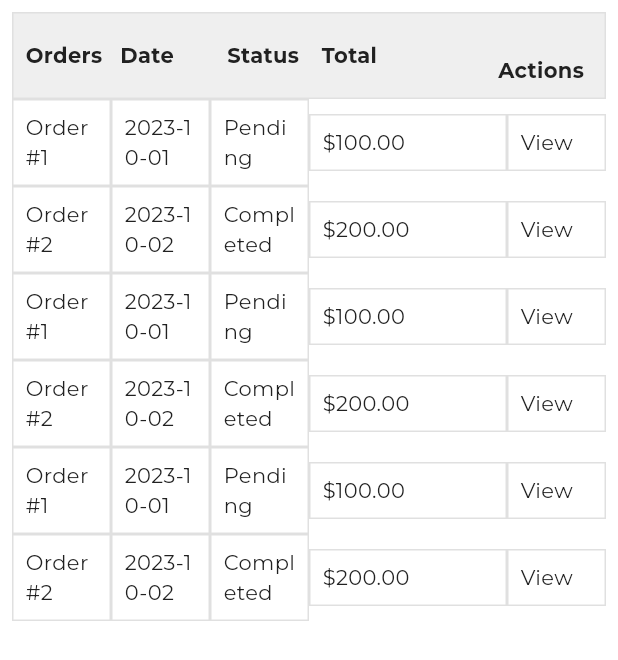
After one commit to keenly-digital/CertEmpire_simulation, a Flutter app: the OrderMainView screen opened directly, on a phone screen of 412 x 824 dp. The commit adds this screen. Shown: the top 660 px of the screen. Run offline on Flutter 3.47's test engine with Material 3 defaults, Android fonts, the phone set to English and light mode, and no system bars; our stand-ins replace bloc, dio, equatable, flutter_bloc, flutter_screenutil, flutter_svg and 8 more; missing offline and left inert: dart:html, flutter_quill, flutter_quill_extensions; accounts and stored records are empty.

Commit message:
order and download views done

```diff
--- a/lib/core/di/dependency_injection.dart
+++ b/lib/core/di/dependency_injection.dart
@@ -3,6 +3,7 @@ import 'package:get_it/get_it.dart';
 import '../../src/main/main_dependency.dart';
 import '../../src/my_reward/reward_dependency_injection.dart';
 import '../../src/my_tasks/my_task_depenency.dart';
+import '../../src/order/order_dependency_injection.dart';
 import '../../src/report_history/report_history_dependencies.dart';
 import '../../src/simulation/simulation_dependency.dart';
 import '../config/api/api_manager.dart';
@@ -24,6 +25,7 @@ Future<void> setupDependencies() async {
   taskDependencies();
   reportHistoryDependency();
   setupSimulationDependencies();
+  orderDependency();
 
   await getIt.allReady();
 }
--- a/lib/main.dart
+++ b/lib/main.dart
@@ -3,6 +3,7 @@ import 'dart:convert';
 import 'package:certempiree/src/main/presentation/bloc/navigation_cubit.dart';
 import 'package:certempiree/src/my_reward/presentation/bloc/report_bloc/get_all_reward_bloc.dart';
 import 'package:certempiree/src/my_tasks/presentation/bloc/get_all_task_bloc/get_all_task_bloc.dart';
+import 'package:certempiree/src/order/presentation/bloc/report_bloc/order_bloc.dart';
 import 'package:certempiree/src/report_history/presentation/bloc/report_bloc/get_all_report_bloc.dart';
 import 'package:certempiree/src/simulation/presentation/bloc/simulation_bloc/simulation_bloc.dart';
 import 'package:certempiree/src/simulation/presentation/cubit/report_ans_cubit.dart';
@@ -79,6 +80,7 @@ class _MyAppState extends State<MyApp> {
             BlocProvider(create: (context) => SearchQuestionCubit()),
             BlocProvider(create: (context) => GetAllTaskBloc()),
             BlocProvider(create: (context) => NavigationCubit()),
+            BlocProvider(create: (context) => OrderBloc()),
           ],
           child: MaterialApp.router(
             scaffoldMessengerKey: Snackbar.scaffoldMessengerKey,
--- a/lib/src/main/presentation/bloc/navigation_cubit.dart
+++ b/lib/src/main/presentation/bloc/navigation_cubit.dart
@@ -51,7 +51,7 @@ class NavigationCubitState extends Equatable {
 
   const NavigationCubitState({
     this.viewType = MobileMoreOptionViewType.primary,
-    this.index = 0,
+    this.index = 2,
   });
 
   NavigationCubitState copyWith({
--- /dev/null
+++ b/lib/src/order/data/models/order_data_model.dart
@@ -0,0 +1,70 @@
+class OrderModel {
+  String message;
+  bool success;
+  String error;
+  List<OrderData> data;
+
+  OrderModel({
+    required this.message,
+    required this.success,
+    required this.error,
+    required this.data,
+  });
+
+  factory OrderModel.fromJson(Map<String, dynamic> json) {
+    return OrderModel(
+      message: json['Message'] as String,
+      success: json['Success'] as bool,
+      error: json['Error'] as String,
+      data:
+          (json['Data'] as List)
+              .map((item) => OrderData.fromJson(item as Map<String, dynamic>))
+              .toList(),
+    );
+  }
+
+  Map<String, dynamic> toJson() {
+    return {
+      'message': message,
+      'success': success,
+      'error': error,
+      'data': data.map((item) => item.toJson()).toList(),
+    };
+  }
+}
+
+class OrderData {
+  String order;
+  String date;
+  String status;
+  String total;
+  String actions;
+
+  OrderData({
+    required this.order,
+    required this.date,
+    required this.status,
+    required this.total,
+    required this.actions,
+  });
+
+  factory OrderData.fromJson(Map<String, dynamic> json) {
+    return OrderData(
+      order: json['order'] as String,
+      date: json['date'] as String,
+      status: json['status'] as String,
+      total: json['total'] as String,
+      actions: json['actions'] as String,
+    );
+  }
+
+  Map<String, dynamic> toJson() {
+    return {
+      'order': order,
+      'date': date,
+      'status': status,
+      'total': total,
+      'actions': actions,
+    };
+  }
+}
--- /dev/null
+++ b/lib/src/order/presentation/bloc/report_bloc/order_bloc.dart
@@ -0,0 +1,84 @@
+import 'dart:async';
+
+import 'package:bloc/bloc.dart';
+import 'package:certempiree/core/shared/widgets/snakbar.dart';
+
+import '../../../../../core/di/dependency_injection.dart';
+import '../../../data/models/order_data_model.dart';
+import '../../../domain/repos/order_repo.dart';
+import 'order_events.dart';
+import 'order_state.dart';
+
+class OrderBloc extends Bloc<OrderInitEvent, OrderInitialState> {
+  final OrderRepo _orderRepo = getIt<OrderRepo>();
+
+  OrderBloc() : super(OrderInitialState()) {
+    on<GetOrderEvent>(_getRewards);
+  }
+
+  Future<void> _getRewards(
+    GetOrderEvent event,
+    Emitter<OrderInitialState> emit,
+  ) async {
+    List<OrderData> orders = [
+      OrderData(
+        order: "Order #1",
+        date: "2023-10-01",
+        status: "Pending",
+        total: "\$100.00",
+        actions: "View",
+      ),
+      OrderData(
+        order: "Order #2",
+        date: "2023-10-02",
+        status: "Completed",
+        total: "\$200.00",
+        actions: "View",
+      ),
+      OrderData(
+        order: "Order #1",
+        date: "2023-10-01",
+        status: "Pending",
+        total: "\$100.00",
+        actions: "View",
+      ),
+      OrderData(
+        order: "Order #2",
+        date: "2023-10-02",
+        status: "Completed",
+        total: "\$200.00",
+        actions: "View",
+      ),
+      OrderData(
+        order: "Order #1",
+        date: "2023-10-01",
+        status: "Pending",
+        total: "\$100.00",
+        actions: "View",
+      ),
+      OrderData(
+        order: "Order #2",
+        date: "2023-10-02",
+        status: "Completed",
+        total: "\$200.00",
+        actions: "View",
+      ),
+    ];
+
+    emit(state.copyWith(loading: true, withDrawLoading: false,orders: orders));
+    // final res = await _orderRepo.getUserReward(
+    //   event.userId,
+    //   event.pageSize,
+    //   event.pageNumber,
+    // );
+    // res.when(
+    //   onSuccess: (data) {
+    //     emit(state.copyWith(loading: false, orders: orders, itemLength: 10));
+    //   },
+    //   onFailure: (message) {
+    //     Snackbar.show(message);
+    //     emit(state.copyWith(loading: false, errorMessage: message));
+    //   },
+    // );
+  }
+}
--- /dev/null
+++ b/lib/src/order/presentation/bloc/report_bloc/order_events.dart
@@ -0,0 +1,15 @@
+
+
+abstract class OrderInitEvent {}
+
+class GetOrderEvent extends OrderInitEvent {
+  String userId;
+  int pageSize;
+  int pageNumber;
+
+  GetOrderEvent({
+    required this.userId,
+    required this.pageNumber,
+    required this.pageSize,
+  });
+}
--- /dev/null
+++ b/lib/src/order/presentation/bloc/report_bloc/order_state.dart
@@ -0,0 +1,28 @@
+import 'package:equatable/equatable.dart';
+
+import '../../../data/models/order_data_model.dart';
+
+class OrderInitialState extends Equatable {
+  final List<OrderData>? orders;
+  final bool? loading;
+  final int? itemLength;
+
+  @override
+  List<Object?> get props => [orders, loading, itemLength];
+
+  const OrderInitialState({this.itemLength = 1, this.loading, this.orders});
+
+  OrderInitialState copyWith({
+    List<OrderData>? orders,
+    bool? loading,
+    String? errorMessage,
+    int? itemLength,
+    bool? withDrawLoading,
+  }) {
+    return OrderInitialState(
+      itemLength: itemLength ?? this.itemLength,
+      loading: loading ?? this.loading,
+      orders: orders ?? this.orders,
+    );
+  }
+}
--- /dev/null
+++ b/lib/src/order/presentation/views/order_main_view.dart
@@ -0,0 +1,143 @@
+import 'package:certempiree/core/res/app_strings.dart';
+import 'package:certempiree/src/order/presentation/bloc/report_bloc/order_state.dart';
+import 'package:flutter/material.dart';
+import 'package:flutter_bloc/flutter_bloc.dart';
+
+import '../bloc/report_bloc/order_bloc.dart';
+import '../bloc/report_bloc/order_events.dart';
+
+class OrderMainView extends StatefulWidget {
+  const OrderMainView({super.key});
+
+  @override
+  State<OrderMainView> createState() => _OrderMainViewState();
+}
+
+class _OrderMainViewState extends State<OrderMainView> {
+  @override
+  void initState() {
+    super.initState();
+    context.read<OrderBloc>().add(
+      GetOrderEvent(pageNumber: 1, pageSize: 10, userId: AppStrings.userId),
+    );
+  }
+
+  @override
+  Widget build(BuildContext context) {
+    return Scaffold(
+      body: Padding(
+        padding: const EdgeInsets.all(8.0),
+        child: Column(
+          children: [
+            Container(
+              padding: const EdgeInsets.all(8.0),
+              decoration: BoxDecoration(
+                color: Color(0xFFEFEFEF),
+                border: Border.all(color: Colors.grey.shade300),
+              ),
+              child: Row(
+                mainAxisAlignment: MainAxisAlignment.spaceBetween,
+                mainAxisSize: MainAxisSize.max,
+                children: [
+                  Expanded(
+                    child: Text(
+                      "Orders",
+                      style: TextStyle(fontWeight: FontWeight.bold),
+                    ),
+                  ),
+                  Expanded(
+                    child: Text(
+                      "Date",
+                      style: TextStyle(fontWeight: FontWeight.bold),
+                    ),
+                  ),
+                  Expanded(
+                    child: Text(
+                      "  Status",
+                      style: TextStyle(fontWeight: FontWeight.bold),
+                    ),
+                  ),
+                  Expanded(
+                    flex: 2,
+                    child: Text(
+                      "  Total",
+                      style: TextStyle(fontWeight: FontWeight.bold),
+                    ),
+                  ),
+                  Expanded(
+                    child: Text(
+                      "   Actions",
+                      style: TextStyle(fontWeight: FontWeight.bold),
+                    ),
+                  ),
+                ],
+              ),
+            ),
+            BlocBuilder<OrderBloc, OrderInitialState>(
+              builder: (context, state) {
+                return Expanded(
+                  child: ListView.builder(
+                    itemBuilder: (context, index) {
+                      var element = state.orders?[index];
+
+                      return Row(
+                        children: [
+                          Expanded(
+                            child: Container(
+                              padding: EdgeInsets.all(8.0),
+                              decoration: BoxDecoration( border: Border.all(color: Colors.grey.shade300),),
+                              child: Text(element?.order ?? ""),
+                            ),
+                          ),
+                          Expanded(
+                            child: Container(
+                              padding: EdgeInsets.all(8.0),
+                              decoration: BoxDecoration( border: Border.all(color: Colors.grey.shade300),),
+                              child: Text(element?.date ?? ""),
+                            ),
+                          ),
+                          Expanded(
+                            child: Container(
+                              padding: EdgeInsets.all(8.0),
+                              decoration: BoxDecoration( border: Border.all(color: Colors.grey.shade300),),
+                              child: Text(element?.status ?? ""),
+                            ),
+                          ),
+                          Expanded(
+                            flex: 2,
+                            child: Container(
+                              padding: EdgeInsets.all(8.0),
+                              decoration: BoxDecoration( border: Border.all(color: Colors.grey.shade300),),
+                              child: Text(element?.total ?? ""),
+                            ),
+                          ),
+                          Expanded(
+                            child: Container(
+                              padding: EdgeInsets.all(8.0),
+                              decoration: BoxDecoration( border: Border.all(color: Colors.grey.shade300),),
+                              child: Text(element?.actions ?? ""),
+                            ),
+                          ),
+                        ],
+                      );
+                    },
+                    itemCount: state.orders?.length,
+                  ),
+                  // Row(
+                  //   children: [
+                  //     Expanded(child: Text("Orders")),
+                  //     Expanded(child: Text("Date")),
+                  //     Expanded(child: Text("Status")),
+                  //     Expanded(flex: 2, child: Text("Total")),
+                  //     Expanded(child: Text("Actions")),
+                  //   ],
+                  // ),
+                );
+              },
+            ),
+          ],
+        ),
+      ),
+    );
+  }
+}
```
Also changed, not shown: lib/src/main/presentation/views/main_page.dart (+7 -5 lines), lib/src/order/data/data_sources/order_remote_data_src.dart (added, +36 -0 lines), lib/src/order/data/repo_Imp/order_repo_imp.dart (added, +20 -0 lines), lib/src/order/domain/repos/order_repo.dart (added, +10 -0 lines), lib/src/order/order_dependency_injection.dart (added, +15 -0 lines), lib/src/simulation/presentation/views/download_main_view.dart (added, +176 -0 lines).
